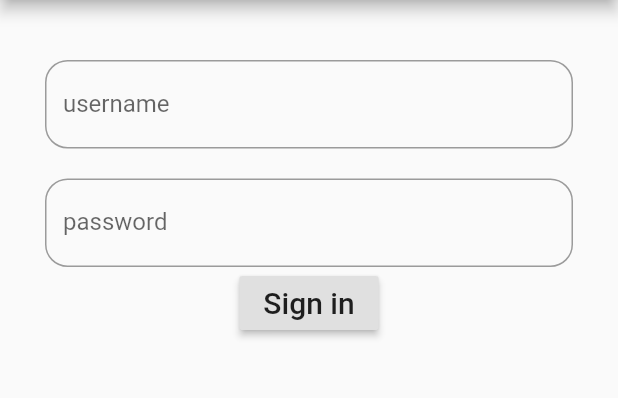
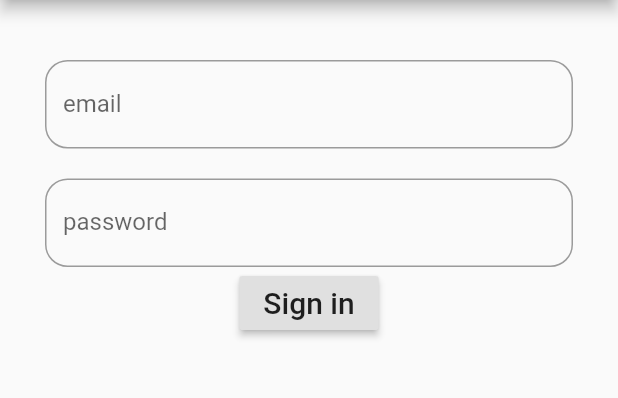
Before and after one commit to abdelrahman-swefy/Team10, a Flutter app: the screen it shows after launch, on a phone screen of 412 x 824 dp, the part 84-482 px from its top. Run offline on Flutter 3.47's test engine with Material 2 defaults, Android fonts, the phone set to English and light mode, and no system bars; our stand-ins replace cloud_firestore, firebase_auth, google_fonts; accounts and stored records are empty.

Commit message:
Update sign_in.dart

```diff
--- a/lib/screens/authenticate/sign_in.dart
+++ b/lib/screens/authenticate/sign_in.dart
@@ -43,8 +43,8 @@ class _SignInState extends State<SignIn> {
                         padding: EdgeInsets.fromLTRB(30, 20, 30, 0),
                         child: TextFormField(
                           decoration: InputDecoration(
-                            hintText: "username",
-                            labelText: "username",
+                            hintText: "eg: xxx@gmail.com (no space after com)",
+                            labelText: "email",
                             border: OutlineInputBorder(
                                 borderRadius: BorderRadius.circular(15)),
                           ),
```
